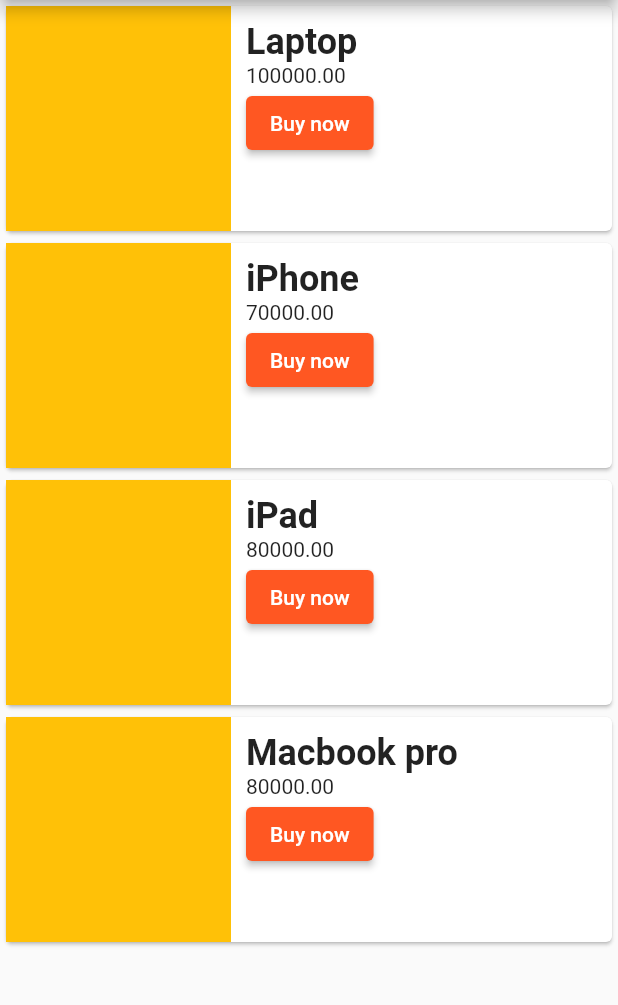
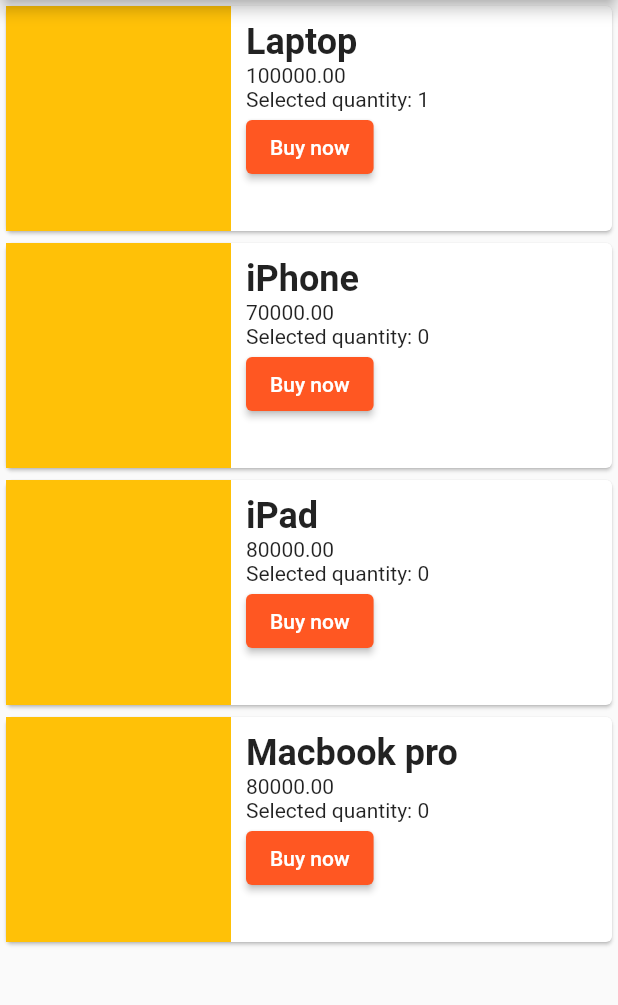
Before and after one commit to frontenddevtrainer/flutter-learning-mar29, a Flutter app: the screen it shows after launch, after a tap on "Buy now", on a phone screen of 412 x 824 dp, the part 84-1089 px from its top. Run offline on Flutter 3.47's test engine with Material 2 defaults, Android fonts, the phone set to English and light mode, and no system bars.

Commit message:
Added counter state to ProductListItem

```diff
--- a/lib/widgets/ProductListItem.dart
+++ b/lib/widgets/ProductListItem.dart
@@ -2,10 +2,26 @@ import "package:flutter/material.dart";
 
 import "../models/Product.dart";
 
-class ProductListItem extends StatelessWidget {
+class ProductListItem extends StatefulWidget {
+
   final Product product;
 
-  ProductListItem({required this.product});
+  ProductListItem({required this.product, Key? key}) : super(key: key);
+
+
+  @override
+  _ProductListItemState createState() => _ProductListItemState();
+}
+
+class _ProductListItemState extends State<ProductListItem> {
+
+  int counter = 0;
+
+  void _increaseQuantity(){
+    setState(() {
+      counter++;
+    });
+  }
 
   @override
   Widget build(BuildContext context) {
@@ -26,13 +42,14 @@ class ProductListItem extends StatelessWidget {
                   crossAxisAlignment: CrossAxisAlignment.start,
                   children: [
                     Text(
-                      product.name,
-                      style:
-                          const TextStyle(fontWeight: FontWeight.bold, fontSize: 24),
+                      widget.product.name,
+                      style: const TextStyle(
+                          fontWeight: FontWeight.bold, fontSize: 24),
                     ),
-                    Text(product.price.toStringAsFixed(2)),
+                    Text(widget.product.price.toStringAsFixed(2)),
+                    Text("Selected quantity: $counter"),
                     ElevatedButton(
-                        onPressed: () {}, child: const Text("Buy now"))
+                        onPressed: _increaseQuantity, child: const Text("Buy now"))
                   ]),
             ),
           ]),
```
